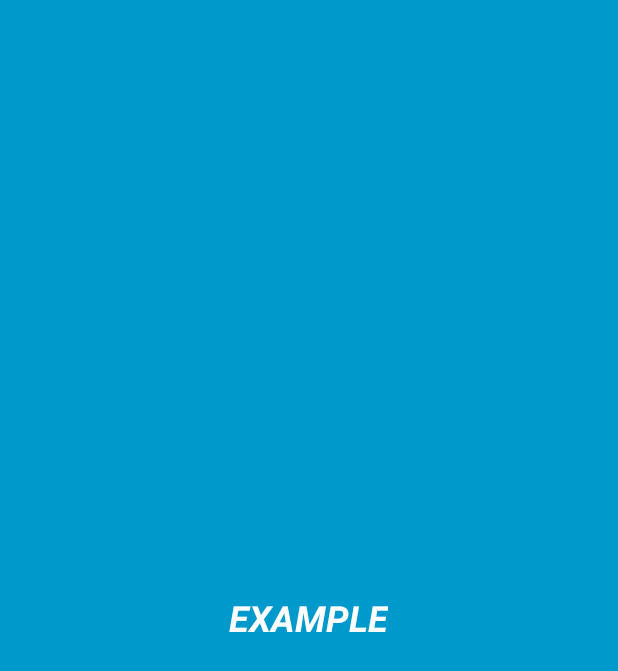
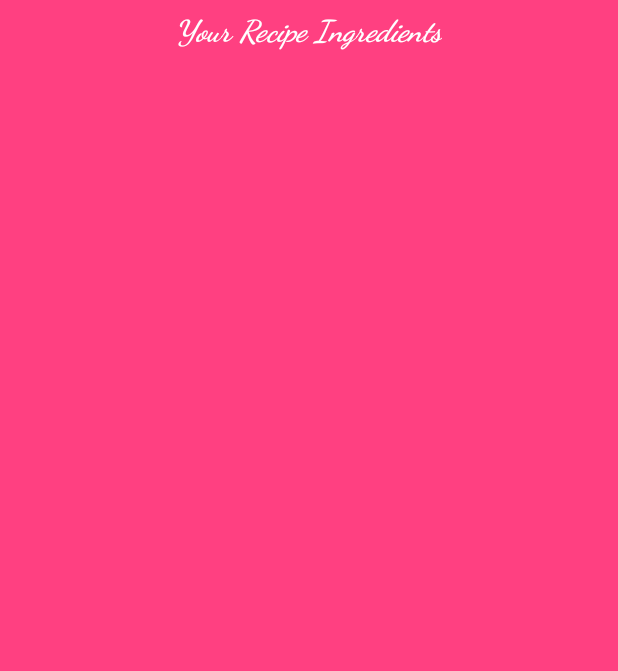
Before and after one commit to xaenimax/Baking_App, an Android app: the layout baking_app_widget_provider.xml on its own in the app's theme, with its tools: preview values and no code run, on a phone screen of 412 x 824 dp. Shown: the top 671 px of the screen. Run offline under Robolectric (Android 15) with nearby library versions, the phone set to English and light mode, and no system bars.

Commit message:
listview widget

```diff
--- a/app/src/main/java/com/udacity/aenima/bakingapp/data/Ingredient.java
+++ b/app/src/main/java/com/udacity/aenima/bakingapp/data/Ingredient.java
@@ -11,7 +11,7 @@ import java.util.List;
  * Created by marina on 25/03/2018.
  */
 
-class Ingredient implements Parcelable{
+public class Ingredient implements Parcelable{
     private final String QUANTITY_JSON_HEADER      = "quantity";
     private final String MEASURE_JSON_HEADER       = "measure";
     private final String INGREDIENT_JSON_HEADER    = "ingredient";
--- a/app/src/main/java/com/udacity/aenima/bakingapp/ui/recipedetail/VideoFragment.java
+++ b/app/src/main/java/com/udacity/aenima/bakingapp/ui/recipedetail/VideoFragment.java
@@ -139,8 +139,6 @@ public class VideoFragment extends Fragment {
 
             // 2. Create the player
             mSimpleExoPlayer = ExoPlayerFactory.newSimpleInstance(getActivity(), trackSelector);
-
-
         }
 
     }
--- a/app/src/main/res/layout/baking_app_widget_provider.xml
+++ b/app/src/main/res/layout/baking_app_widget_provider.xml
@@ -1,7 +1,7 @@
 <RelativeLayout xmlns:android="http://schemas.android.com/apk/res/android"
     android:layout_width="match_parent"
     android:layout_height="match_parent"
-    android:background="#09C"
+    android:background="#ff4081"
     android:padding="@dimen/widget_margin">
 
     <TextView
@@ -9,13 +9,21 @@
         android:layout_width="wrap_content"
         android:layout_height="wrap_content"
         android:layout_centerHorizontal="true"
-        android:layout_centerVertical="true"
+        android:layout_centerVertical="false"
         android:layout_margin="8dp"
-        android:background="#09C"
+        android:background="#ff4081"
         android:contentDescription="@string/appwidget_text"
+        android:fontFamily="cursive"
         android:text="@string/appwidget_text"
+        android:textAlignment="center"
         android:textColor="#ffffff"
-        android:textSize="24sp"
+        android:textSize="20sp"
         android:textStyle="bold|italic" />
+    <ListView
+        android:id="@+id/ingredient_lv"
+        android:layout_width="match_parent"
+        android:layout_height="wrap_content"
+        android:layout_below="@id/appwidget_text"></ListView>
+
 
 </RelativeLayout>
--- a/app/src/main/res/values/strings.xml
+++ b/app/src/main/res/values/strings.xml
@@ -20,10 +20,11 @@
     <string name="recipe_instructions_title">Recipe Instructions</string>
     <string name="no_more_backwards_videos">You can\'t go back anymore! You\'re in the first step.</string>
     <string name="no_more_forwards_videos">You can\'t go further anymore, this is the last instruction!</string>
-    <string name="appwidget_text">EXAMPLE</string>
+    <string name="appwidget_text">Your Recipe Ingredients</string>
     <string name="add_widget">Add widget</string>
     <string name="select_recipe">Select</string>
     <string name="select_favourite_recipe">Select your favourite recipe!</string>
     <string name="recipe_selected_as_favourite">Recipe set as favourite. You can see its ingredient list on your widget</string>
+    <string name="preference_file_key">baking_app_preference</string>
 
 </resources>
```
Also changed, not shown: app/src/main/java/com/udacity/aenima/bakingapp/ui/recipedetail/DetailActivity.java (+8 -2 lines), app/src/main/java/com/udacity/aenima/bakingapp/widget/BakingAppWidgetProvider.java (+15 -0 lines), app/src/main/java/com/udacity/aenima/bakingapp/widget/ListViewService.java (added, +86 -0 lines), app/src/main/res/layout/activity_app_widget_configure.xml (deleted, +0 -32 lines), app/src/main/res/layout/ingredient_item.xml (added, +23 -0 lines), app/src/main/res/xml/baking_app_widget_provider_info.xml (+3 -4 lines), app/src/main/res/drawable-hdpi/ingredients.png (added), app/src/main/res/drawable-mdpi/ingredients.png (added), app/src/main/res/drawable-xhdpi/ingredients.png (added), app/src/main/res/drawable-xxhdpi/ingredients.png (added).
